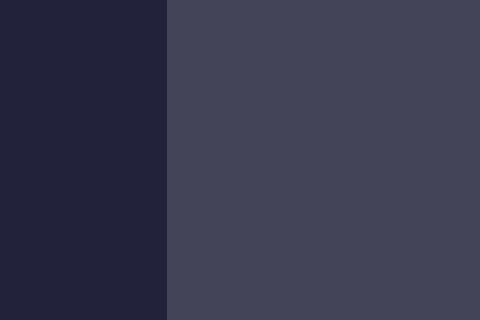
The window that ui/main.ui (feroooooo/LibClient) describes before a commit, drawn with Qt 5; both pictures show x 133 to 613 and y 0 to 320 of the 1280 by 720 pixel window.
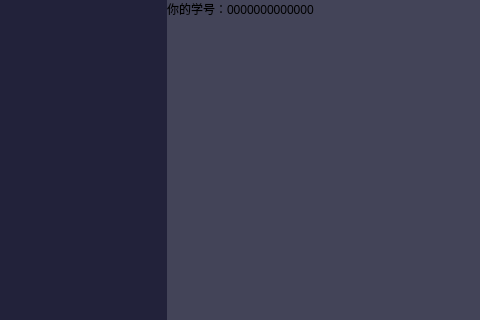
The same window after the commit. Icons and pictures are not drawn.

The edit to the form file:
```diff
--- a/ui/main.ui
+++ b/ui/main.ui
@@ -508,6 +508,16 @@
           <property name="bottomMargin">
            <number>0</number>
           </property>
+          <item>
+           <widget class="QLabel" name="topLabel">
+            <property name="text">
+             <string>你的学号：0000000000000</string>
+            </property>
+            <property name="alignment">
+             <set>Qt::AlignLeading|Qt::AlignLeft|Qt::AlignTop</set>
+            </property>
+           </widget>
+          </item>
          </layout>
         </widget>
        </item>
```
